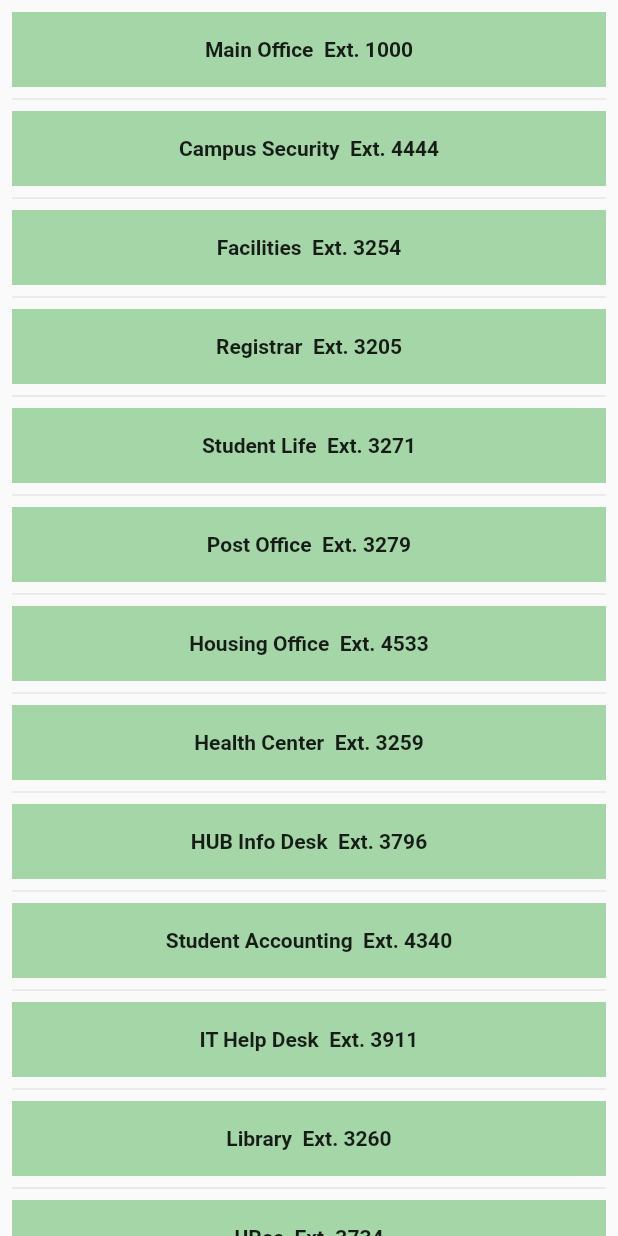
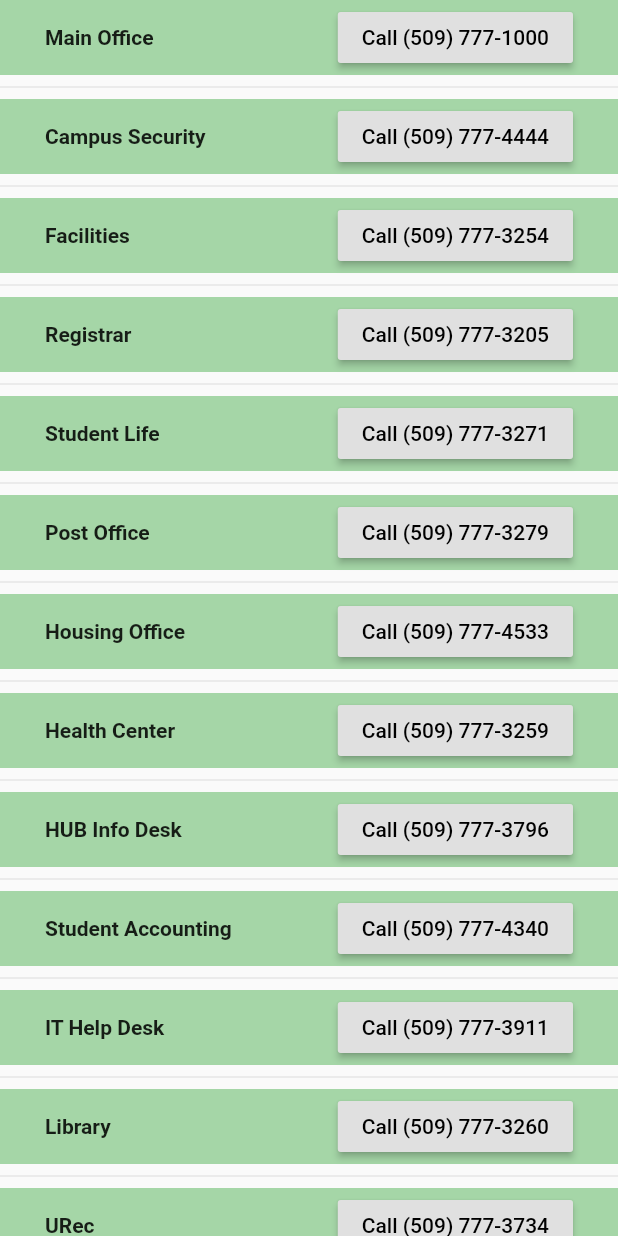
Before and after one commit to ngraham20/WhitMaps, a Flutter app: the SecondFragment screen opened directly, on a phone screen of 412 x 824 dp. Run offline on Flutter 3.47's test engine with Material 2 defaults, Android fonts, the phone set to English and light mode, and no system bars; our stand-ins replace google_maps_flutter, sqflite; accounts and stored records are empty.

Commit message:
Lists for phone book and directory filled out with call buttons

```diff
--- a/lib/fragments/fourth_fragment.dart
+++ b/lib/fragments/fourth_fragment.dart
@@ -5,7 +5,7 @@ class FourthFragment extends StatelessWidget {
   Widget build(BuildContext context) {
     // TODO: implement build
     return new Center(
-      child: new Text("Sign Out"),
+      child: new Text("????"),
     );
   }
 
--- a/lib/fragments/second_fragment.dart
+++ b/lib/fragments/second_fragment.dart
@@ -2,7 +2,7 @@ import 'package:flutter/material.dart';
 import 'package:whitmaps/models/directory.dart';
 import 'package:whitmaps/models/contact.dart';
 
-final List<Contact> entries = Directory.getPhoneDirectory();
+final List<Contact> entries = Directory.getPhoneBookList();
 
 
 class SecondFragment extends StatefulWidget {
@@ -17,13 +17,28 @@ class SecondFragmentState extends State<SecondFragment> {
       child: new Scaffold(
         body: Center(
           child: ListView.separated(
-          padding: const EdgeInsets.all(8),
           itemCount: entries.length,
           itemBuilder: (BuildContext context, int index) {
             return Container(
               height: 50,
               color: Colors.green[200],
-              child: Center(child: Text(formatContactInfo(entries[index]),style: TextStyle(fontWeight: FontWeight.bold))),
+              padding: const EdgeInsets.fromLTRB(30,8,30,8),
+              child: Row(
+                mainAxisAlignment: MainAxisAlignment.spaceBetween,
+                children: [
+                  Center(
+                    child: Text(entries[index].name,
+                    style: TextStyle(fontWeight: FontWeight.bold)
+                    )
+                  ),
+                  RaisedButton(
+                    onPressed: (){},
+                    textColor: Colors.black,
+                    child: Text("Call " + formatPhone(entries[index])
+                    )
+                  )
+                ]
+              )
             );
           },
           separatorBuilder: (BuildContext context, int index) => const Divider(),
@@ -32,7 +47,8 @@ class SecondFragmentState extends State<SecondFragment> {
       ),
     );
   }
-  String formatContactInfo(Contact contact) {
-    return contact.name + "  Ext. " + contact.primaryPhone.substring(6,10);
+
+  String formatPhone(Contact contact) {
+    return "(" + contact.primaryPhone.substring(0,3) + ") " + contact.primaryPhone.substring(3,6) + "-" + contact.primaryPhone.substring(6,10);
   }
 }
--- a/lib/screens/homescreen.dart
+++ b/lib/screens/homescreen.dart
@@ -73,7 +73,7 @@ class HomePageState extends State<HomePage> {
         child: new Column(
           children: <Widget>[
             new UserAccountsDrawerHeader(
-                accountName: new Text("Pete Tucker"), accountEmail: null),
+                accountName: new Text("Welcome to Whitworth!!"), accountEmail: null),
             new Column(children: drawerOptions)
 
           ],
```
Also changed, not shown: lib/fragments/third_fragment.dart (+45 -3 lines), lib/models/directory.dart (+23 -1 lines).
